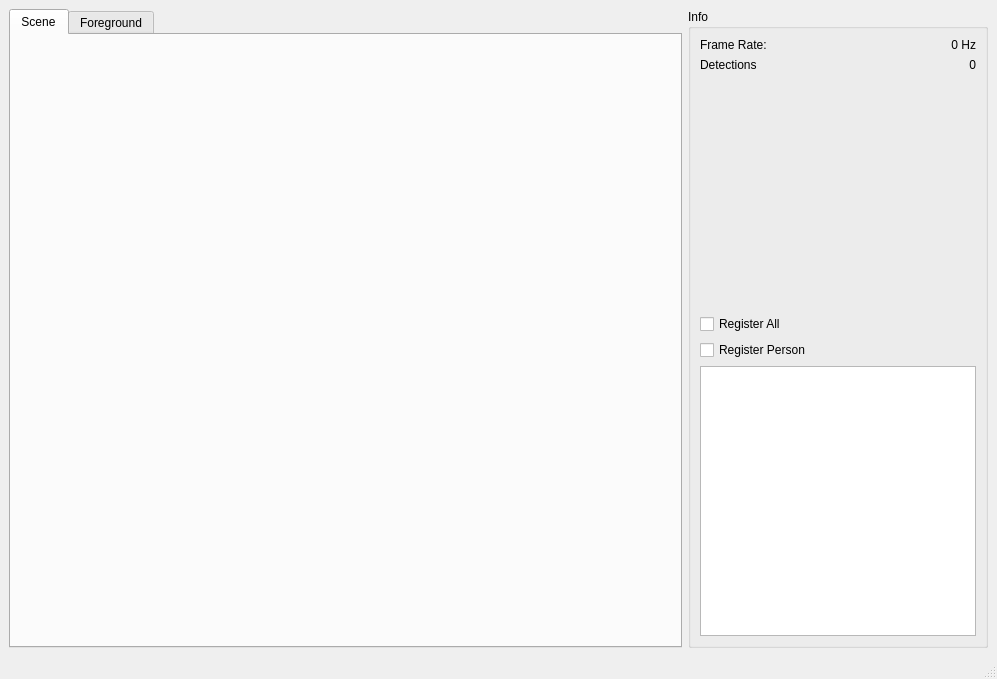
The window that stacks/bwi/camera_person_detector/include/ui/DetectorViewer.ui (pesantacruz/utexas-ros-pkg) describes before a commit, drawn with Qt 5.
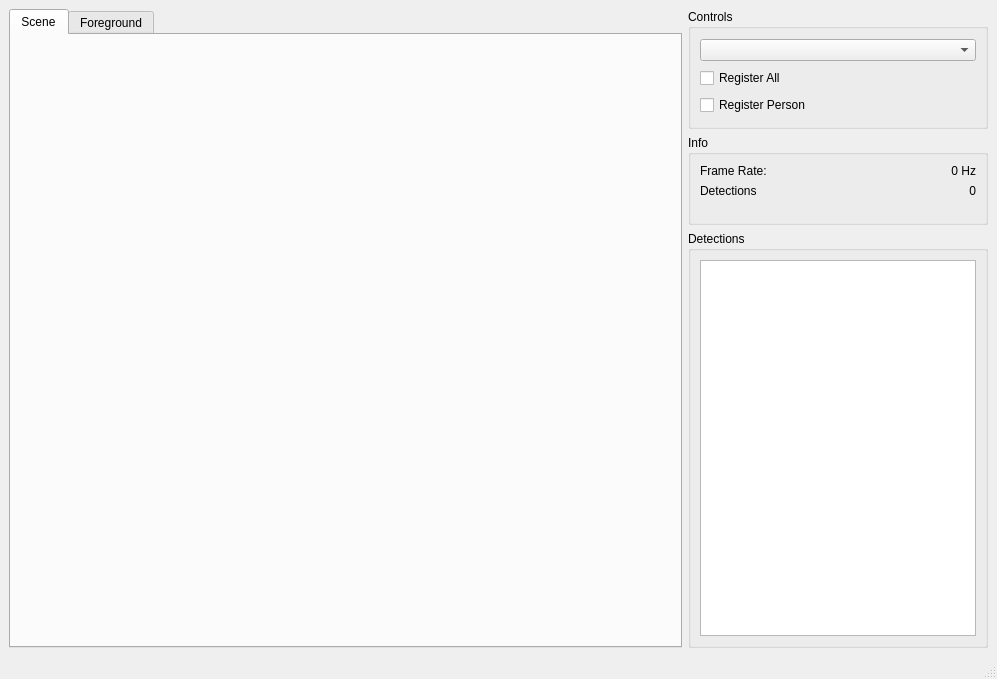
The same window after the commit. Custom widgets are drawn as their Qt base class.

Commit message: Added camera switching to the detector viewer.

Diff of the .ui file:
```diff
--- a/stacks/bwi/camera_person_detector/include/ui/DetectorViewer.ui
+++ b/stacks/bwi/camera_person_detector/include/ui/DetectorViewer.ui
@@ -19,6 +19,65 @@
   <widget class="QWidget" name="centralwidget">
    <layout class="QGridLayout" name="gridLayout">
     <item row="0" column="1">
+     <widget class="QGroupBox" name="groupBox_2">
+      <property name="maximumSize">
+       <size>
+        <width>16777215</width>
+        <height>120</height>
+       </size>
+      </property>
+      <property name="title">
+       <string>Controls</string>
+      </property>
+      <layout class="QVBoxLayout" name="verticalLayout">
+       <item>
+        <widget class="QComboBox" name="cbCameras"/>
+       </item>
+       <item>
+        <widget class="QCheckBox" name="cbxRegisterAll">
+         <property name="text">
+          <string>Register All</string>
+         </property>
+        </widget>
+       </item>
+       <item>
+        <widget class="QCheckBox" name="cbxRegisterPerson">
+         <property name="text">
+          <string>Register Person</string>
+         </property>
+        </widget>
+       </item>
+      </layout>
+     </widget>
+    </item>
+    <item row="0" column="0" rowspan="4">
+     <widget class="QTabWidget" name="tabWidget">
+      <property name="currentIndex">
+       <number>0</number>
+      </property>
+      <widget class="QWidget" name="tab">
+       <attribute name="title">
+        <string>Scene</string>
+       </attribute>
+       <layout class="QGridLayout" name="gridLayout_3">
+        <item row="0" column="0">
+         <widget class="ImageWidget" name="imgScene" native="true"/>
+        </item>
+       </layout>
+      </widget>
+      <widget class="QWidget" name="tab_2">
+       <attribute name="title">
+        <string>Foreground</string>
+       </attribute>
+       <layout class="QGridLayout" name="gridLayout_2">
+        <item row="0" column="0">
+         <widget class="ImageWidget" name="imgForeground" native="true"/>
+        </item>
+       </layout>
+      </widget>
+     </widget>
+    </item>
+    <item row="1" column="1">
      <widget class="QGroupBox" name="groupBox">
       <property name="minimumSize">
        <size>
@@ -26,12 +85,21 @@
         <height>0</height>
        </size>
       </property>
+      <property name="maximumSize">
+       <size>
+        <width>16777215</width>
+        <height>90</height>
+       </size>
+      </property>
       <property name="title">
        <string>Info</string>
       </property>
       <layout class="QGridLayout" name="gridLayout_4">
-       <item row="0" column="0">
+       <item row="2" column="0">
         <layout class="QFormLayout" name="formLayout">
+         <property name="sizeConstraint">
+          <enum>QLayout::SetMaximumSize</enum>
+         </property>
          <property name="fieldGrowthPolicy">
           <enum>QFormLayout::AllNonFixedFieldsGrow</enum>
          </property>
@@ -71,7 +139,16 @@
          </item>
         </layout>
        </item>
-       <item row="3" column="0">
+      </layout>
+     </widget>
+    </item>
+    <item row="2" column="1" rowspan="2">
+     <widget class="QGroupBox" name="groupBox_3">
+      <property name="title">
+       <string>Detections</string>
+      </property>
+      <layout class="QVBoxLayout" name="verticalLayout_2">
+       <item>
         <widget class="QTextEdit" name="txtStats">
          <property name="sizePolicy">
           <sizepolicy hsizetype="Preferred" vsizetype="Preferred">
@@ -81,50 +158,9 @@
          </property>
         </widget>
        </item>
-       <item row="2" column="0">
-        <widget class="QCheckBox" name="cbxRegisterPerson">
-         <property name="text">
-          <string>Register Person</string>
-         </property>
-        </widget>
-       </item>
-       <item row="1" column="0">
-        <widget class="QCheckBox" name="cbxRegisterAll">
-         <property name="text">
-          <string>Register All</string>
-         </property>
-        </widget>
-       </item>
       </layout>
      </widget>
     </item>
-    <item row="0" column="0">
-     <widget class="QTabWidget" name="tabWidget">
-      <property name="currentIndex">
-       <number>0</number>
-      </property>
-      <widget class="QWidget" name="tab">
-       <attribute name="title">
-        <string>Scene</string>
-       </attribute>
-       <layout class="QGridLayout" name="gridLayout_3">
-        <item row="0" column="0">
-         <widget class="ImageWidget" name="imgScene" native="true"/>
-        </item>
-       </layout>
-      </widget>
-      <widget class="QWidget" name="tab_2">
-       <attribute name="title">
-        <string>Foreground</string>
-       </attribute>
-       <layout class="QGridLayout" name="gridLayout_2">
-        <item row="0" column="0">
-         <widget class="ImageWidget" name="imgForeground" native="true"/>
-        </item>
-       </layout>
-      </widget>
-     </widget>
-    </item>
    </layout>
   </widget>
   <widget class="QStatusBar" name="statusbar"/>
```
The commit also changes 7 other files.
